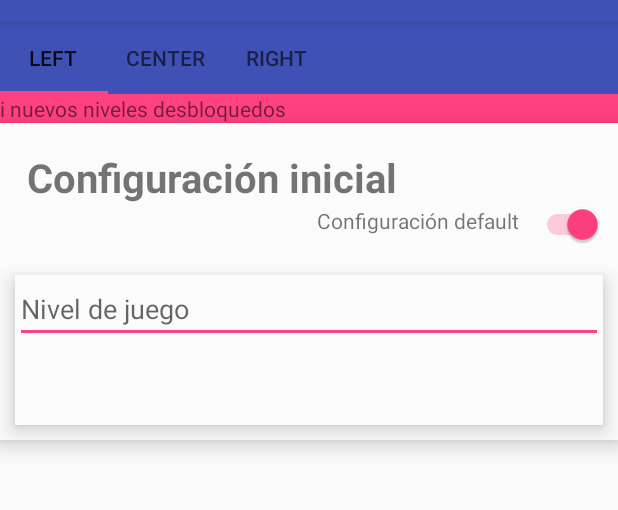
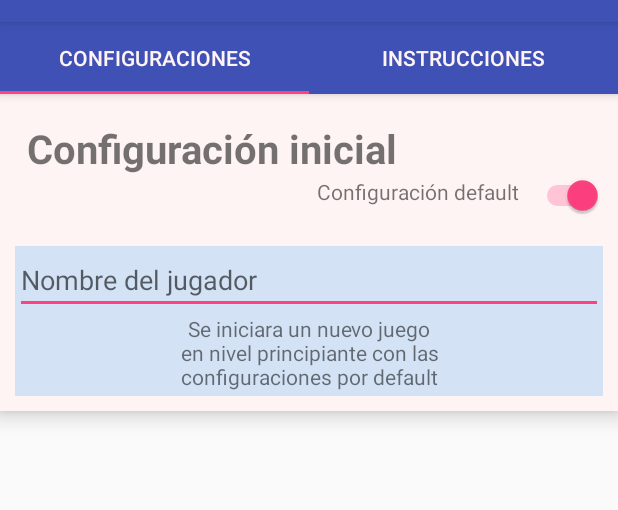
Before and after one commit to JesusTepec/AndroidExamples, an Android app: the screen it shows after launch (MainActivity), on a phone screen of 412 x 824 dp, the part 62-572 px from its top. Run offline under Robolectric (Android 15) with nearby library versions, the phone set to English and light mode, and no system bars; 1 statement that could not run was skipped.

Commit message:
ViewPager para vista principal
-Agregando tablayout
-ViewPager

```diff
--- a/FormularioDinamico/app/build.gradle
+++ b/FormularioDinamico/app/build.gradle
@@ -26,4 +26,7 @@ dependencies {
     androidTestImplementation 'com.android.support.test:runner:1.0.2'
     androidTestImplementation 'com.android.support.test.espresso:espresso-core:3.0.2'
     implementation 'com.android.support:design:28.0.0-rc01'
+    implementation 'com.ToxicBakery.viewpager.transforms:view-pager-transforms:1.2.32@aar'
+    //noinspection GradleCompatible
+    implementation 'com.android.support:recyclerview-v7:27.1.1'
 }
--- /dev/null
+++ b/FormularioDinamico/app/src/main/java/com/example/jesustepec/formulariodinamico/Adapters/InstruccionesAdapter.java
@@ -0,0 +1,67 @@
+package com.example.jesustepec.formulariodinamico.Adapters;
+
+import android.content.Context;
+import android.support.annotation.NonNull;
+import android.support.v7.widget.RecyclerView;
+import android.view.LayoutInflater;
+import android.view.View;
+import android.view.ViewGroup;
+import android.widget.CheckBox;
+import android.widget.TextView;
+
+import com.example.jesustepec.formulariodinamico.Data.Instrucciones;
+import com.example.jesustepec.formulariodinamico.R;
+
+import java.util.List;
+
+public class InstruccionesAdapter extends RecyclerView.Adapter<InstruccionesAdapter.ViewHolder> {
+
+    @NonNull
+    @Override
+    public ViewHolder onCreateViewHolder(@NonNull ViewGroup viewGroup, int i) {
+        Context context = viewGroup.getContext();
+        LayoutInflater inflater = LayoutInflater.from(context);
+
+        // Inflate the custom layout
+        View contactView = inflater.inflate(R.layout.item_instrccion, viewGroup, false);
+
+        // Return a new holder instance
+        return new ViewHolder(contactView);
+    }
+
+    @Override
+    public void onBindViewHolder(@NonNull ViewHolder viewHolder, int position) {
+        // Get the data model based on position
+        Instrucciones contact = mInstrucciones.get(position);
+
+        // Set item views based on your views and data model
+        TextView textView = viewHolder.textoInstruccion;
+        textView.setText(contact.getTexto());
+        CheckBox check = viewHolder.check;
+      //  check.setText("Jugar");
+    }
+
+    @Override
+    public int getItemCount() {
+        return mInstrucciones.size();
+    }
+
+    public class ViewHolder extends RecyclerView.ViewHolder {
+        public TextView textoInstruccion;
+        public CheckBox check;
+
+        public ViewHolder(View itemView) {
+            super(itemView);
+
+            textoInstruccion = (TextView) itemView.findViewById(R.id.instrccion_texto);
+        }
+    }
+
+    // Store a member variable for the contacts
+    private List<Instrucciones> mInstrucciones;
+
+    // Pass in the contact array into the constructor
+    public InstruccionesAdapter(List<Instrucciones> instrucciones) {
+        mInstrucciones = instrucciones;
+    }
+}
--- /dev/null
+++ b/FormularioDinamico/app/src/main/java/com/example/jesustepec/formulariodinamico/Data/DataFragments.java
@@ -0,0 +1,43 @@
+package com.example.jesustepec.formulariodinamico.Data;
+
+import android.support.v4.app.Fragment;
+
+public class DataFragments {
+
+    private String titulo;
+
+    private int position;
+
+    private Fragment fragmento;
+
+    public DataFragments(String _titulo, int _position, Fragment _fragment){
+        titulo = _titulo;
+        position = _position;
+        fragmento = _fragment;
+    }
+
+    public String getTitulo() {
+        return titulo;
+    }
+
+    public void setTitulo(String titulo) {
+        this.titulo = titulo;
+    }
+
+    public int getPosition() {
+        return position;
+    }
+
+    public void setPosition(int position) {
+        this.position = position;
+    }
+
+    public Fragment getFragmento() {
+        return fragmento;
+    }
+
+    public void setFragmento(Fragment fragmento) {
+        this.fragmento = fragmento;
+    }
+
+}
--- /dev/null
+++ b/FormularioDinamico/app/src/main/java/com/example/jesustepec/formulariodinamico/Data/Instrucciones.java
@@ -0,0 +1,31 @@
+package com.example.jesustepec.formulariodinamico.Data;
+
+import java.util.ArrayList;
+
+public class Instrucciones {
+
+    String texto;
+
+    public Instrucciones(String _texto){
+        texto = _texto;
+    }
+
+    public String getTexto() {
+        return texto;
+    }
+
+    public void setTexto(String texto) {
+        this.texto = texto;
+    }
+
+    public static ArrayList<Instrucciones> getInstrucciones(){
+        ArrayList<Instrucciones> listaInstrucciones = new ArrayList<>();
+        listaInstrucciones.add(new Instrucciones("1.- Seleccione comenzar juego para que aparesca el orden de los colores"));
+        listaInstrucciones.add(new Instrucciones("2.- Seleccione comenzar juego para que aparesca el orden de los colores"));
+        listaInstrucciones.add(new Instrucciones("3.- Seleccione comenzar juego para que aparesca el orden de los colores"));
+        listaInstrucciones.add(new Instrucciones("4.- Seleccione comenzar juego para que aparesca el orden de los colores"));
+        listaInstrucciones.add(new Instrucciones("5.- Seleccione comenzar juego para que aparesca el orden de los colores"));
+        listaInstrucciones.add(new Instrucciones("5.- Seleccione comenzar juego para que aparesca el orden de los colores"));
+        return  listaInstrucciones;
+    }
+}
--- /dev/null
+++ b/FormularioDinamico/app/src/main/java/com/example/jesustepec/formulariodinamico/Fragments/ConfiguracionesFragment.java
@@ -0,0 +1,76 @@
+package com.example.jesustepec.formulariodinamico.Fragments;
+
+
+import android.os.Bundle;
+import android.support.v4.app.Fragment;
+import android.view.LayoutInflater;
+import android.view.View;
+import android.view.ViewGroup;
+import android.view.animation.Animation;
+import android.view.animation.AnimationSet;
+import android.view.animation.LayoutAnimationController;
+import android.view.animation.TranslateAnimation;
+import android.widget.ArrayAdapter;
+import android.widget.CompoundButton;
+import android.widget.LinearLayout;
+import android.widget.Spinner;
+import android.widget.Switch;
+
+import com.example.jesustepec.formulariodinamico.R;
+
+
+/**
+ * A simple {@link Fragment} subclass.
+ */
+public class ConfiguracionesFragment extends Fragment {
+
+    @Override
+    public View onCreateView(LayoutInflater inflater, ViewGroup container, Bundle savedInstanceState) {
+
+        View view = (ViewGroup) inflater.inflate(R.layout.fragment_configuraciones, container, false);
+        Switch opcion = (Switch) view.findViewById(R.id.opciones_swicth);
+
+        final LinearLayout opc1 = (LinearLayout) view.findViewById(R.id.opciones_basicas);
+        final LinearLayout opc2 = (LinearLayout) view.findViewById(R.id.opciones_avanzadas);
+
+        Spinner nivelesSpinner = (Spinner) view.findViewById(R.id.niveles_spinner);
+        ArrayAdapter<CharSequence> adapter = ArrayAdapter.createFromResource(getContext(), R.array.nivels_juego, android.R.layout.simple_selectable_list_item);
+        adapter.setDropDownViewResource(android.R.layout.simple_spinner_dropdown_item);
+        nivelesSpinner.setAdapter(adapter);
+
+        opc2.setVisibility(View.INVISIBLE);
+
+        opcion.setOnCheckedChangeListener(new CompoundButton.OnCheckedChangeListener() {
+            public void onCheckedChanged(CompoundButton buttonView, boolean isChecked) {
+                int visible = (isChecked) ? View.VISIBLE : View.INVISIBLE;
+                int invisible = (isChecked) ? View.INVISIBLE : View.VISIBLE;
+                opc1.setVisibility(visible);
+                opc2.setVisibility(invisible);
+                animar(isChecked, opc1);
+                animar(!isChecked, opc2);
+            }
+        });
+
+        return view;
+    }
+
+
+    private void animar(boolean mostrar, LinearLayout layout) {
+        AnimationSet set = new AnimationSet(true);
+        Animation animation = null;
+        if (mostrar) {
+            //desde la esquina inferior derecha a la superior izquierda
+            animation = new TranslateAnimation(Animation.RELATIVE_TO_SELF, 1.0f, Animation.RELATIVE_TO_SELF, 0.0f, Animation.RELATIVE_TO_SELF, 1.0f, Animation.RELATIVE_TO_SELF, 0.0f);
+        } else {    //desde la esquina superior izquierda a la esquina inferior derecha
+            animation = new TranslateAnimation(Animation.RELATIVE_TO_SELF, 0.0f, Animation.RELATIVE_TO_SELF, 1.0f, Animation.RELATIVE_TO_SELF, 0.0f, Animation.RELATIVE_TO_SELF, 1.0f);
+        }
+        //duración en milisegundos
+        animation.setDuration(500);
+        set.addAnimation(animation);
+        LayoutAnimationController controller = new LayoutAnimationController(set, 0.25f);
+
+        layout.setLayoutAnimation(controller);
+        layout.startAnimation(animation);
+    }
+
+}
--- /dev/null
+++ b/FormularioDinamico/app/src/main/java/com/example/jesustepec/formulariodinamico/Fragments/InstruccionesFragment.java
@@ -0,0 +1,41 @@
+package com.example.jesustepec.formulariodinamico.Fragments;
+
+
+import android.os.Bundle;
+import android.support.annotation.NonNull;
+import android.support.v4.app.Fragment;
+import android.support.v7.widget.LinearLayoutManager;
+import android.support.v7.widget.RecyclerView;
+import android.view.LayoutInflater;
+import android.view.View;
+import android.view.ViewGroup;
+
+import com.example.jesustepec.formulariodinamico.Adapters.InstruccionesAdapter;
+import com.example.jesustepec.formulariodinamico.Data.Instrucciones;
+import com.example.jesustepec.formulariodinamico.R;
+
+import java.util.ArrayList;
+
+public class InstruccionesFragment extends Fragment {
+
+
+
+    public InstruccionesFragment() {
+        // Required empty public constructor
+    }
+
+
+    @Override
+    public View onCreateView(@NonNull LayoutInflater inflater, ViewGroup container, Bundle savedInstanceState) {
+        View view = (ViewGroup) inflater.inflate(R.layout.fragment_instrucciones, container, false);
+
+        RecyclerView rvInstrucciones = (RecyclerView) view.findViewById(R.id.instrucciones_recycleView);
+        ArrayList<Instrucciones> instrucciones = Instrucciones.getInstrucciones();
+        InstruccionesAdapter adapter = new InstruccionesAdapter(instrucciones);
+        rvInstrucciones.setAdapter(adapter);
+        rvInstrucciones.setLayoutManager(new LinearLayoutManager(getContext()));
+
+        return view;
+    }
+
+}
--- a/FormularioDinamico/app/src/main/java/com/example/jesustepec/formulariodinamico/MainActivity.java
+++ b/FormularioDinamico/app/src/main/java/com/example/jesustepec/formulariodinamico/MainActivity.java
@@ -1,36 +1,65 @@
 package com.example.jesustepec.formulariodinamico;
 
+import android.support.design.widget.TabLayout;
+import android.support.v4.app.Fragment;
+import android.support.v4.app.FragmentManager;
+import android.support.v4.app.FragmentPagerAdapter;
+import android.support.v4.view.ViewPager;
 import android.support.v7.app.AppCompatActivity;
 import android.os.Bundle;
-import android.view.View;
-import android.widget.CompoundButton;
-import android.widget.FrameLayout;
-import android.widget.Switch;
-import android.widget.TextView;
+
+import com.ToxicBakery.viewpager.transforms.RotateUpTransformer;
+import com.example.jesustepec.formulariodinamico.Data.DataFragments;
+import com.example.jesustepec.formulariodinamico.Fragments.ConfiguracionesFragment;
+import com.example.jesustepec.formulariodinamico.Fragments.InstruccionesFragment;
+
+import java.util.ArrayList;
 
 public class MainActivity extends AppCompatActivity {
+
+    FragmentPagerAdapter adapterViewPager;
 
     @Override
     protected void onCreate(Bundle savedInstanceState) {
         super.onCreate(savedInstanceState);
         setContentView(R.layout.activity_main);
 
-        Switch opcion = (Switch) findViewById(R.id.opciones_swicth);
-        final FrameLayout alertas = (FrameLayout)  findViewById(R.id.zona_mensajes);
-        final TextView mensaje = (TextView) findViewById(R.id.mensaje);
+        ViewPager vpPager = (ViewPager) findViewById(R.id.pager);
+        adapterViewPager = new SeccionesPageAdapter(getSupportFragmentManager());
+        vpPager.setAdapter(adapterViewPager);
+        vpPager.setPageTransformer(true, new RotateUpTransformer());
 
-        opcion.setOnCheckedChangeListener(new CompoundButton.OnCheckedChangeListener() {
-            public void onCheckedChanged(CompoundButton buttonView, boolean isChecked) {
+        TabLayout tabLayout = (TabLayout) findViewById(R.id.secciones_tabLayout);
+        tabLayout.setupWithViewPager(vpPager);
 
-                if(!isChecked) {
-                    alertas.setVisibility(View.INVISIBLE);
-                    mensaje.setText("");
-                }
-                else {
-                    alertas.setVisibility(View.VISIBLE);
-                    mensaje.setText(R.string.mesaje_alerte);
-                }
-            }
-        });
+
     }
+
+    public  class SeccionesPageAdapter extends FragmentPagerAdapter {
+        private ArrayList<DataFragments> menu = new ArrayList<>();
+
+        SeccionesPageAdapter(FragmentManager fragmentManager){
+            super(fragmentManager);
+
+            menu.add(new DataFragments("Configuraciones", 0, new ConfiguracionesFragment()));
+            menu.add(new DataFragments("Instrucciones", 0, new InstruccionesFragment()));
+        }
+
+
+        @Override
+        public Fragment getItem(int position) {
+           return menu.get(position).getFragmento();
+        }
+
+        @Override
+        public int getCount() {
+            return menu.size();
+        }
+
+        @Override
+        public CharSequence getPageTitle(int position) {
+            return menu.get(position).getTitulo();
+        }
+    }
+
 }
--- a/FormularioDinamico/app/src/main/res/layout/activity_main.xml
+++ b/FormularioDinamico/app/src/main/res/layout/activity_main.xml
@@ -1,109 +1,36 @@
 <?xml version="1.0" encoding="utf-8"?>
-<LinearLayout xmlns:app="http://schemas.android.com/apk/res-auto"
+<LinearLayout xmlns:android="http://schemas.android.com/apk/res/android"
+    xmlns:app="http://schemas.android.com/apk/res-auto"
     xmlns:tools="http://schemas.android.com/tools"
-    xmlns:android="http://schemas.android.com/apk/res/android"
     android:layout_width="match_parent"
     android:layout_height="match_parent"
-    tools:context=".MainActivity"
-    android:orientation="vertical">
+    android:orientation="vertical"
+    tools:context=".MainActivity">
+
 
     <android.support.design.widget.AppBarLayout
         android:id="@+id/appbar"
-        android:layout_height="wrap_content"
-        android:layout_width="match_parent">
+        android:layout_width="match_parent"
+        android:layout_height="wrap_content">
 
         <android.support.design.widget.TabLayout
+            android:id="@+id/secciones_tabLayout"
             android:layout_width="match_parent"
-        android:elevation="8dp"
-        app:tabMode="scrollable"
-        android:layout_height="match_parent">
+            android:layout_height="match_parent"
+            android:elevation="12dp"
+            app:tabGravity="fill"
+            app:tabTextColor="@color/colorFondoPanel"
+            tools:targetApi="lollipop">
 
-        <android.support.design.widget.TabItem
-            android:layout_width="wrap_content"
-            android:layout_height="wrap_content"
-            android:text="Left" />
-
-        <android.support.design.widget.TabItem
-            android:layout_width="wrap_content"
-            android:layout_height="wrap_content"
-            android:text="Center" />
-
-        <android.support.design.widget.TabItem
-            android:layout_width="wrap_content"
-            android:layout_height="wrap_content"
-            android:text="Right" />
         </android.support.design.widget.TabLayout>
-    <FrameLayout
-        android:id="@+id/zona_mensajes"
-        android:layout_width="match_parent"
-        android:layout_height="wrap_content"
-        android:background="@color/colorAccent">
-            <TextView
-                android:id="@+id/mensaje"
-                android:layout_width="match_parent"
-                android:layout_height="wrap_content"
-                android:text="@string/mesaje_alerte"
-                />
-    </FrameLayout>
-        android:id="@+id/zona_mensajes">
     </android.support.design.widget.AppBarLayout>
 
-    <LinearLayout
+    <android.support.v4.view.ViewPager
+        xmlns:android="http://schemas.android.com/apk/res/android"
+        android:id="@+id/pager"
         android:layout_width="match_parent"
-        android:layout_height="wrap_content"
-        android:background="@color/colorFondo"
-        android:elevation="8dp"
-        android:orientation="vertical">
-        <android.support.constraint.ConstraintLayout
-            android:layout_width="match_parent"
-            android:layout_height="wrap_content"
-            android:padding="10dp">
+        android:layout_height="match_parent" >
 
-            <TextView
-                android:id="@+id/titulo_textView"
-                android:layout_width="wrap_content"
-                android:layout_height="wrap_content"
-                android:text="@string/titulo_layout"
-                android:textSize="12pt"
-                android:textStyle="bold"
-                android:layout_margin="8dp"
-                app:layout_constraintLeft_toLeftOf="parent"
-                app:layout_constraintTop_toTopOf="parent"/>
-
-            <TextView
-                android:id="@+id/opcion_configuracion_textView"
-                android:layout_width="wrap_content"
-                android:layout_height="wrap_content"
-                android:layout_marginTop="1dp"
-                android:layout_marginEnd="8dp"
-                android:layout_marginRight="8dp"
-                android:text="@string/opcion_configuracion"
-                app:layout_constraintRight_toLeftOf="@id/opciones_swicth"
-                app:layout_constraintTop_toBottomOf="@+id/titulo_textView" />
-
-            <Switch
-                android:id="@+id/opciones_swicth"
-                android:layout_width="wrap_content"
-                android:layout_height="wrap_content"
-                app:layout_constraintTop_toBottomOf="@+id/titulo_textView"
-                app:layout_constraintRight_toRightOf="parent"
-                android:layout_marginStart="12dp"
-                android:layout_marginLeft="12dp"
-                android:checked="true"/>
-        </android.support.constraint.ConstraintLayout>
-        <android.support.constraint.ConstraintLayout
-            android:id="@+id/padre"
-            android:layout_width="match_parent"
-            android:layout_height="100dp"
-            android:layout_margin="10dp"
-            android:background="@color/colorFondo"
-            android:elevation="8dp">
-
-            <EditText
-                android:layout_width="match_parent"
-                android:layout_height="wrap_content"
-                android:hint="@string/nivel_textEdit" />
-        </android.support.constraint.ConstraintLayout>
-    </LinearLayout>
+    </android.support.v4.view.ViewPager>
 
 </LinearLayout>
--- /dev/null
+++ b/FormularioDinamico/app/src/main/res/layout/fragment_configuraciones.xml
@@ -0,0 +1,105 @@
+<?xml version="1.0" encoding="utf-8"?>
+<FrameLayout xmlns:android="http://schemas.android.com/apk/res/android"
+    xmlns:tools="http://schemas.android.com/tools"
+    android:layout_width="match_parent"
+    android:layout_height="match_parent"
+    xmlns:app="http://schemas.android.com/apk/res-auto"
+    tools:context=".Fragments.ConfiguracionesFragment">
+
+    <LinearLayout
+        android:layout_width="match_parent"
+        android:layout_height="wrap_content"
+        android:background="@color/colorFondoPanel"
+        android:elevation="8dp"
+        android:orientation="vertical"
+        tools:targetApi="lollipop">
+
+        <android.support.constraint.ConstraintLayout
+            android:layout_width="match_parent"
+            android:layout_height="wrap_content"
+            android:padding="10dp">
+
+            <TextView
+                android:id="@+id/titulo_textView"
+                android:layout_width="wrap_content"
+                android:layout_height="wrap_content"
+                android:layout_margin="8dp"
+                android:text="@string/titulo_layout_configuraciones"
+                android:textSize="12pt"
+                android:textStyle="bold"
+                app:layout_constraintLeft_toLeftOf="parent"
+                app:layout_constraintTop_toTopOf="parent" />
+
+            <TextView
+                android:id="@+id/opcion_configuracion_textView"
+                android:layout_width="wrap_content"
+                android:layout_height="wrap_content"
+                android:layout_marginEnd="8dp"
+                android:layout_marginRight="8dp"
+                android:layout_marginTop="1dp"
+                android:text="@string/opcion_configuracion"
+                app:layout_constraintRight_toLeftOf="@id/opciones_swicth"
+                app:layout_constraintTop_toBottomOf="@+id/titulo_textView" />
+
+            <Switch
+                android:id="@+id/opciones_swicth"
+                android:layout_width="wrap_content"
+                android:layout_height="wrap_content"
+                android:layout_marginLeft="12dp"
+                android:layout_marginStart="12dp"
+                android:checked="true"
+                app:layout_constraintRight_toRightOf="parent"
+                app:layout_constraintTop_toBottomOf="@+id/titulo_textView" />
+        </android.support.constraint.ConstraintLayout>
+
+        <android.support.constraint.ConstraintLayout
+            android:id="@+id/padre"
+            android:layout_width="match_parent"
+            android:layout_height="100dp"
+            android:layout_margin="10dp"
+            android:elevation="8dp">
+
+            <LinearLayout
+                android:id="@+id/opciones_basicas"
+                android:layout_width="match_parent"
+                android:layout_height="100dp"
+                android:background="@color/colorFondo"
+                android:orientation="vertical">
+                <EditText
+                    android:layout_width="match_parent"
+                    android:layout_height="wrap_content"
+                    android:hint="@string/nombre_textEdit"
+                    android:inputType="text" />
+                <TextView
+                    android:layout_width="match_parent"
+                    android:layout_height="wrap_content"
+                    android:textAlignment="center"
+                    android:layout_marginHorizontal="100dp"
+                    android:text="@string/texto_config_basica"
+                    tools:targetApi="o" />
+            </LinearLayout>
+
+            <LinearLayout
+                android:id="@+id/opciones_avanzadas"
+                android:layout_width="match_parent"
+                android:layout_height="100dp"
+                android:elevation="8dp"
+                android:background="@color/colorFondo"
+                android:orientation="vertical">
+                <EditText
+                    android:layout_width="match_parent"
+                    android:layout_height="wrap_content"
+                    android:hint="@string/nombre_textEdit"
+                    android:inputType="text" />
+
+                <Spinner
+                    android:id="@+id/niveles_spinner"
+                    android:layout_width="match_parent"
+                    android:layout_height="wrap_content" />
+            </LinearLayout>
+
+        </android.support.constraint.ConstraintLayout>
+
+    </LinearLayout>
+
+</FrameLayout>
--- a/FormularioDinamico/app/src/main/res/values/colors.xml
+++ b/FormularioDinamico/app/src/main/res/values/colors.xml
@@ -3,5 +3,6 @@
     <color name="colorPrimary">#3F51B5</color>
     <color name="colorPrimaryDark">#303F9F</color>
     <color name="colorAccent">#FF4081</color>
-    <color name="colorFondo">#fcfbfb</color>
+    <color name="colorFondo">#d3e2f5</color>
+    <color name="colorFondoPanel">#fff4f4</color>
 </resources>
--- a/FormularioDinamico/app/src/main/res/values/strings.xml
+++ b/FormularioDinamico/app/src/main/res/values/strings.xml
@@ -1,8 +1,26 @@
 <resources>
     <string name="app_name">FormularioDinamico</string>
-    <string name="titulo_layout">Configuración inicial</string>
+    <string name="titulo_layout_configuraciones">Configuración inicial</string>
+    <string name="titulo_layout_instrucciones">Instrucciones del juego</string>
     <string name="opcion_configuracion">Configuración default</string>
-    <string name="nivel_textEdit">Nivel de juego</string>
+    <string name="nombre_textEdit">Nombre del jugador</string>
     <string name="mesaje_alerte">i nuevos niveles desbloquedos</string>
+    <string name="configuracion">Configuraciones</string>
+    <string name="center">Intrucciones</string>
+    <string name="right">Right</string>
+
+    <string name="texto_config_basica">Se iniciara un nuevo juego en nivel principiante con las configuraciones por default</string>
+
+    <string-array name="nivels_juego">
+        <item>Principiante</item>
+        <item>Facil</item>
+        <item>Intermedio</item>
+        <item>Dificil</item>
+        <item>Experto</item>
+
+    </string-array>
+
+    <!-- TODO: Remove or change this placeholder text -->
+    <string name="hello_blank_fragment">Hello blank fragment</string>
 
 </resources>
```
Also changed, not shown: FormularioDinamico/app/src/main/res/layout/fragment_instrucciones.xml (added, +42 -0 lines), FormularioDinamico/app/src/main/res/layout/item_instrccion.xml (added, +24 -0 lines). Lines whose indentation alone changed are shown as unchanged.
